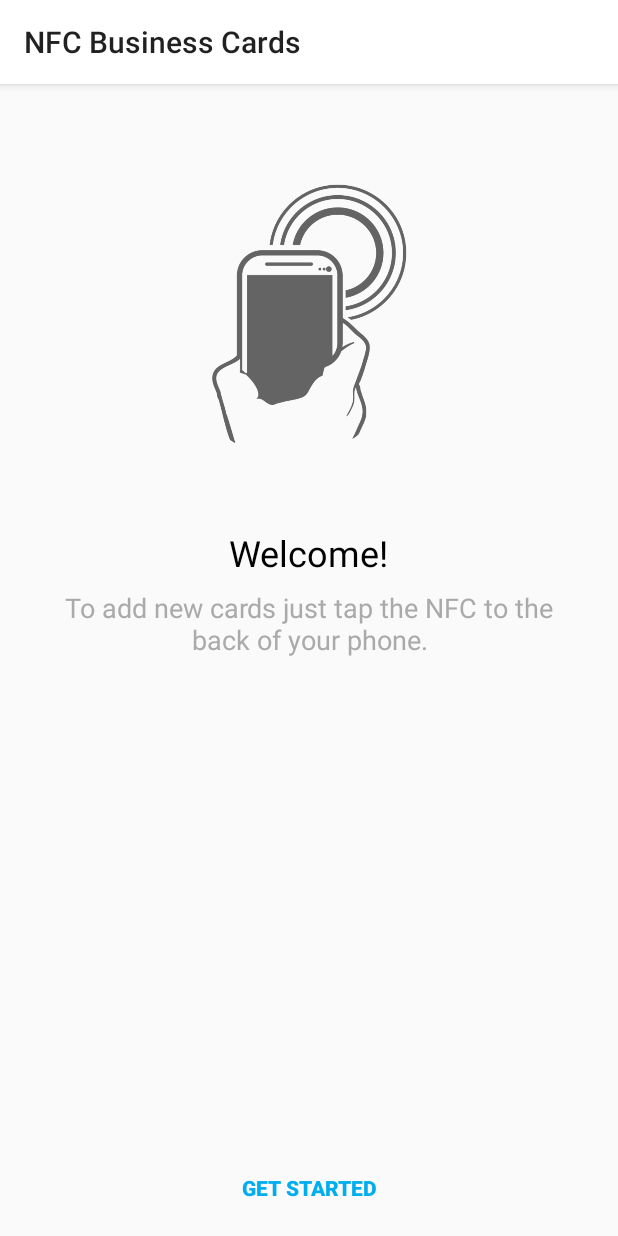
After one commit to LyanTorres/NFCBusinessCards, an Android app: the fragment OnBoardingNFCFragment placed in its activity, on a phone screen of 412 x 824 dp. The commit adds this screen. Run offline under Robolectric (Android 15) with nearby library versions, the light colour scheme and no system bars; our stand-ins replace Firebase (no records; nobody signed in at launch, a user with empty details on screens opened directly); 1 statement that could not run was skipped.

Commit message:
Added mini onBoarding that will do for now. Going to re work some screens

```diff
--- a/TorresLyan_PP6/app/src/main/java/com/example/lyantorres/torreslyan_pp6/MainActivity.java
+++ b/TorresLyan_PP6/app/src/main/java/com/example/lyantorres/torreslyan_pp6/MainActivity.java
@@ -6,6 +6,7 @@ import android.support.v7.app.AppCompatActivity;
 import android.os.Bundle;
 import android.widget.Toast;
 
+import com.example.lyantorres.torreslyan_pp6.fragments.OnBoardingNFCFragment;
 import com.example.lyantorres.torreslyan_pp6.fragments.SignInFragment;
 import com.example.lyantorres.torreslyan_pp6.fragments.SignUpFragment;
 import com.google.android.gms.tasks.OnCompleteListener;
@@ -14,7 +15,7 @@ import com.google.firebase.auth.AuthResult;
 import com.google.firebase.auth.FirebaseAuth;
 import com.google.firebase.auth.FirebaseUser;
 
-public class MainActivity extends AppCompatActivity implements SignInFragment.SignInInterface, SignUpFragment.SignUpInterface{
+public class MainActivity extends AppCompatActivity implements SignInFragment.SignInInterface, SignUpFragment.SignUpInterface, OnBoardingNFCFragment.OnBoardingNFCFragmentInterface{
 
     private FirebaseAuth mAuth;
 
@@ -99,12 +100,9 @@ public class MainActivity extends AppCompatActivity implements SignInFragment.Si
                     public void onComplete(@NonNull Task<AuthResult> task) {
 
                         if(task.isSuccessful()){
-                            FirebaseUser user = mAuth.getCurrentUser();
-                            Toast.makeText(getBaseContext(), "You have created a new account", Toast.LENGTH_SHORT).show();
 
-                            Intent intent = new Intent(getBaseContext(), HomeScreenActivity.class);
-                            startActivity(intent);
-                            finish();
+                            getSupportFragmentManager().popBackStack();
+                            getSupportFragmentManager().beginTransaction().setCustomAnimations(R.anim.enter_from_right, R.anim.exit_to_right).replace(R.id.main_frame, OnBoardingNFCFragment.newInstance()).commit();
 
                         } else {
                             // Let the user know that something went wrong with their sign up
@@ -118,4 +116,14 @@ public class MainActivity extends AppCompatActivity implements SignInFragment.Si
 
     }
 
+    @Override
+    public void getStartedClicked() {
+        FirebaseUser user = mAuth.getCurrentUser();
+        Toast.makeText(getBaseContext(), "You have created a new account", Toast.LENGTH_SHORT).show();
+
+        Intent intent = new Intent(getBaseContext(), HomeScreenActivity.class);
+        startActivity(intent);
+        finish();
+
+    }
 }
--- /dev/null
+++ b/TorresLyan_PP6/app/src/main/java/com/example/lyantorres/torreslyan_pp6/fragments/OnBoardingNFCFragment.java
@@ -0,0 +1,72 @@
+package com.example.lyantorres.torreslyan_pp6.fragments;
+
+
+import android.content.Context;
+import android.os.Bundle;
+import android.support.annotation.Nullable;
+import android.support.v4.app.Fragment;
+import android.view.LayoutInflater;
+import android.view.View;
+import android.view.ViewGroup;
+import android.widget.Button;
+
+import com.example.lyantorres.torreslyan_pp6.R;
+
+public class OnBoardingNFCFragment extends Fragment {
+
+
+    private OnBoardingNFCFragmentInterface mInterface;
+
+    public OnBoardingNFCFragment() {
+        // Required empty public constructor
+    }
+
+
+    public static OnBoardingNFCFragment newInstance() {
+
+        Bundle args = new Bundle();
+
+        OnBoardingNFCFragment fragment = new OnBoardingNFCFragment();
+        fragment.setArguments(args);
+        return fragment;
+    }
+
+    @Override
+    public void onAttach(Context context) {
+        super.onAttach(context);
+        if(context instanceof OnBoardingNFCFragmentInterface){
+            mInterface = (OnBoardingNFCFragmentInterface) context;
+        }
+    }
+
+    public interface OnBoardingNFCFragmentInterface{
+        void getStartedClicked();
+    }
+
+    @Override
+    public View onCreateView(LayoutInflater inflater, ViewGroup container,
+                             Bundle savedInstanceState) {
+        // Inflate the layout for this fragment
+        return inflater.inflate(R.layout.fragment_on_boarding_nfc, container, false);
+    }
+
+    @Override
+    public void onViewCreated(View view, @Nullable Bundle savedInstanceState) {
+        super.onViewCreated(view, savedInstanceState);
+
+        if(getActivity()!= null){
+
+            Button btn = getActivity().findViewById(R.id.getStarted_btn);
+
+            btn.setOnClickListener(new View.OnClickListener() {
+                @Override
+                public void onClick(View v) {
+
+                    if(mInterface!= null){
+                        mInterface.getStartedClicked();
+                    }
+                }
+            });
+        }
+    }
+}
--- a/TorresLyan_PP6/app/src/main/java/com/example/lyantorres/torreslyan_pp6/fragments/ProfilePreviewFragment.java
+++ b/TorresLyan_PP6/app/src/main/java/com/example/lyantorres/torreslyan_pp6/fragments/ProfilePreviewFragment.java
@@ -200,7 +200,7 @@ public class ProfilePreviewFragment extends android.support.v4.app.Fragment {
                     if(emptyInfo != null && contactInfo !=null) {
 
                         if (mUser.name != null) {
-
+                            pb.setVisibility(View.VISIBLE);
                             contactInfo.setVisibility(View.VISIBLE);
                             emptyInfo.setVisibility(View.INVISIBLE);
 
@@ -260,6 +260,7 @@ public class ProfilePreviewFragment extends android.support.v4.app.Fragment {
                             } else {
                                 contactInfo.setVisibility(View.INVISIBLE);
                                 emptyInfo.setVisibility(View.VISIBLE);
+                                pb.setVisibility(View.GONE);
 
                             }
                     }
--- /dev/null
+++ b/TorresLyan_PP6/app/src/main/res/layout/fragment_on_boarding_nfc.xml
@@ -0,0 +1,63 @@
+<?xml version="1.0" encoding="utf-8"?>
+<android.support.constraint.ConstraintLayout xmlns:android="http://schemas.android.com/apk/res/android"
+    xmlns:app="http://schemas.android.com/apk/res-auto"
+    xmlns:tools="http://schemas.android.com/tools"
+    android:id="@+id/frameLayout5"
+    android:layout_width="match_parent"
+    android:layout_height="match_parent"
+    tools:context=".fragments.OnBoardingNFCFragment">
+
+    <ImageView
+        android:id="@+id/imageView"
+        android:layout_width="wrap_content"
+        android:layout_height="175dp"
+        android:layout_marginTop="65dp"
+        android:scaleType="fitCenter"
+        android:src="@drawable/nfcscan"
+        app:layout_constraintEnd_toEndOf="parent"
+        app:layout_constraintStart_toStartOf="parent"
+        app:layout_constraintTop_toTopOf="parent" />
+
+    <TextView
+        android:id="@+id/textView9"
+        android:layout_width="wrap_content"
+        android:layout_height="wrap_content"
+        android:layout_marginEnd="8dp"
+        android:layout_marginStart="8dp"
+        android:layout_marginTop="55dp"
+        android:text="Welcome!"
+        android:textColor="@color/black"
+        android:textSize="24dp"
+        app:layout_constraintEnd_toEndOf="parent"
+        app:layout_constraintStart_toStartOf="parent"
+        app:layout_constraintTop_toBottomOf="@+id/imageView" />
+
+    <TextView
+        android:id="@+id/textView10"
+        android:layout_width="0dp"
+        android:layout_height="wrap_content"
+        android:layout_marginEnd="32dp"
+        android:layout_marginStart="32dp"
+        android:layout_marginTop="8dp"
+        android:text="To add new cards just tap the NFC to the back of your phone."
+        android:textAlignment="center"
+        android:textColor="@android:color/darker_gray"
+        android:textSize="18dp"
+        app:layout_constraintEnd_toEndOf="parent"
+        app:layout_constraintStart_toStartOf="parent"
+        app:layout_constraintTop_toBottomOf="@+id/textView9" />
+
+    <Button
+        android:id="@+id/getStarted_btn"
+        style="@style/Base.Widget.AppCompat.Button.Borderless.Colored"
+        android:layout_width="wrap_content"
+        android:layout_height="wrap_content"
+        android:layout_marginBottom="8dp"
+        android:layout_marginEnd="8dp"
+        android:layout_marginStart="8dp"
+        android:text="Get started"
+        android:textStyle="bold"
+        app:layout_constraintBottom_toBottomOf="parent"
+        app:layout_constraintEnd_toEndOf="parent"
+        app:layout_constraintStart_toStartOf="parent" />
+</android.support.constraint.ConstraintLayout>
```
Also changed, not shown: TorresLyan_PP6/app/src/main/res/drawable-v24/nfcscan.png (added).
